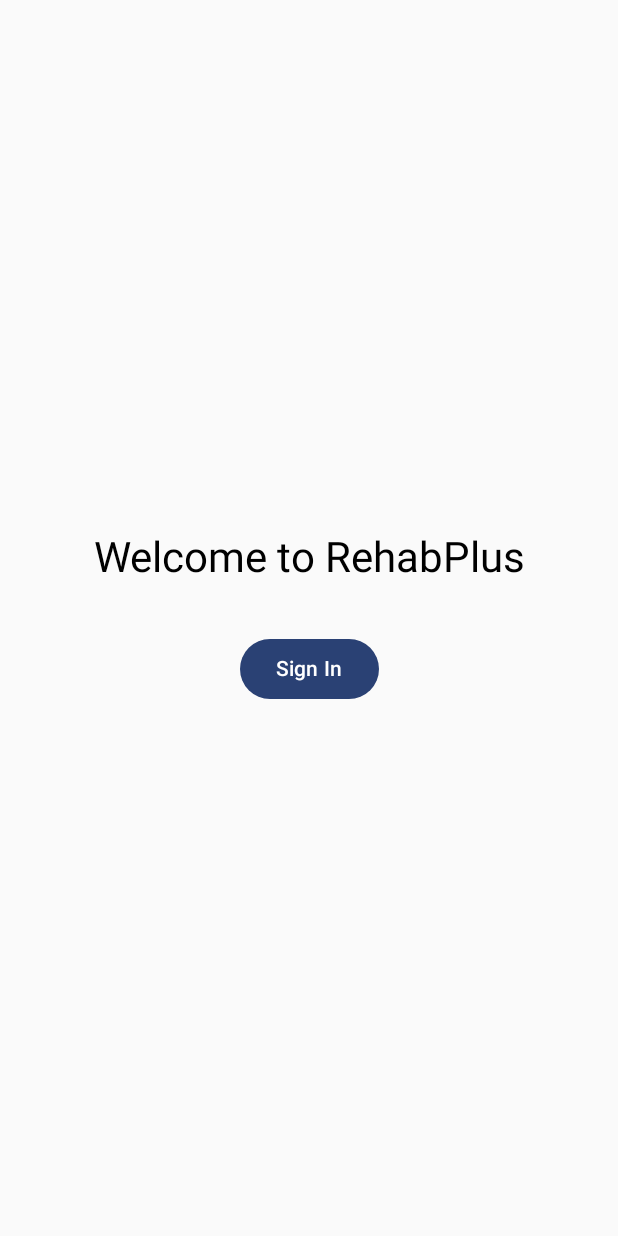
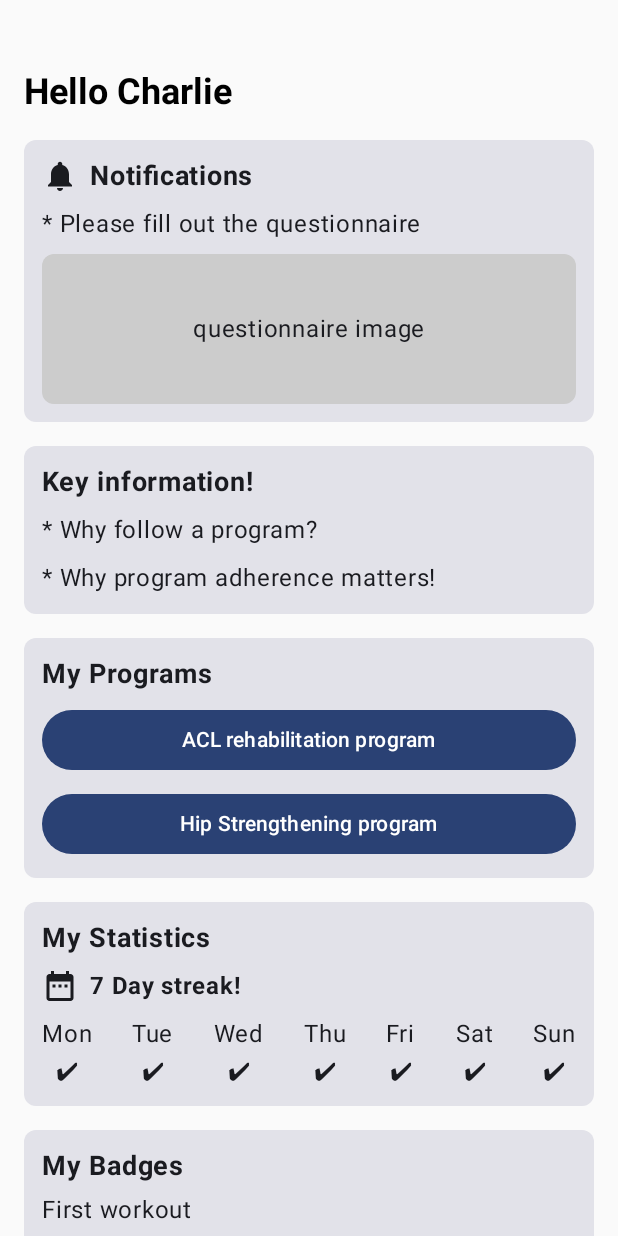
Before and after one commit to CharlieDovey98/RehabPlus, an Android app built with Jetpack Compose: the screen it shows after launch (MainActivity), on a phone screen of 412 x 824 dp. Run offline under Robolectric (Android 15) with nearby library versions, the phone set to English and light mode, and no system bars; libraries missing offline, so code that uses them is left out: com.microsoft.identity; 2 statements that could not run were skipped.

Commit message:
Added Homescreen with Notifications, Key Info, Programs, Statistics, Badges sections

```diff
--- a/app/src/main/java/com/CharlieDovey/rehabplus/AuthManager.kt
+++ b/app/src/main/java/com/CharlieDovey/rehabplus/AuthManager.kt
@@ -1,6 +1,6 @@
 package com.charliedovey.rehabplus
 
-// Importing necessary classes from Android and MSAL.
+// Import necessary libraries for Android and MSAL.
 import android.app.Activity
 import android.content.Context
 import android.util.Log
--- a/app/src/main/java/com/CharlieDovey/rehabplus/MainActivity.kt
+++ b/app/src/main/java/com/CharlieDovey/rehabplus/MainActivity.kt
@@ -1,6 +1,6 @@
 package com.charliedovey.rehabplus
 
-// Importing necessary classes from Android and Jetpack Compose.
+// Importing necessary libraries for Android.
 import android.os.Bundle
 import androidx.activity.ComponentActivity
 import androidx.activity.compose.setContent
@@ -8,7 +8,8 @@ import androidx.activity.enableEdgeToEdge
 
 
 // Project imports
-import com.charliedovey.rehabplus.ui.screens.LoginScreen
+import com.charliedovey.rehabplus.ui.screens.LoginScreen // commented out due to errors with MSAL.
+import com.charliedovey.rehabplus.ui.screens.HomeScreen
 import com.charliedovey.rehabplus.ui.theme.RehabPlusTheme
 
 /**
@@ -22,7 +23,8 @@ class MainActivity : ComponentActivity() {
         enableEdgeToEdge() // Enables full use of the phone screen.
             setContent { // Set the main UI content of the app.
                 RehabPlusTheme { // Apply the RehabPlus theme.
-                    LoginScreen() // Show the LoginScreen as the app's first screen.
+                    HomeScreen(username = "Charlie")
+                    //LoginScreen() // [errors] Show the LoginScreen as the app's first screen.
                 }
             }
         AuthManager.init(applicationContext) { // Initialises MSAL with the application context.
--- /dev/null
+++ b/app/src/main/java/com/CharlieDovey/rehabplus/ui/screens/HomeScreen.kt
@@ -0,0 +1,155 @@
+package com.charliedovey.rehabplus.ui.screens
+
+// Import necessary libraries for Jetpack Compose.
+import androidx.compose.foundation.background
+import androidx.compose.foundation.layout.*
+import androidx.compose.foundation.shape.RoundedCornerShape
+import androidx.compose.material.icons.Icons
+import androidx.compose.material.icons.filled.DateRange
+import androidx.compose.material.icons.filled.Notifications
+import androidx.compose.material3.*
+import androidx.compose.runtime.Composable
+import androidx.compose.ui.Alignment
+import androidx.compose.ui.Modifier
+import androidx.compose.ui.graphics.Color
+import androidx.compose.ui.text.font.FontWeight
+import androidx.compose.ui.unit.dp
+import androidx.compose.ui.unit.sp
+import androidx.compose.foundation.rememberScrollState
+import androidx.compose.foundation.verticalScroll
+
+
+@Composable
+fun HomeScreen(username: String = "User") {
+    val scrollState = rememberScrollState()
+    Column(
+        modifier = Modifier
+            .fillMaxSize()
+            .verticalScroll(scrollState)
+            .padding(horizontal = 16.dp, vertical = 45.dp)
+    ) {
+        // Greeting dashboard title.
+        Text(
+            text = "Hello $username", // Greeting message with the user's name.
+            style = MaterialTheme.typography.headlineSmall,
+            fontWeight = FontWeight.Bold
+        )
+        Spacer(modifier = Modifier.height(16.dp))
+
+        // Notifications dashboard card.
+        Card(
+            modifier = Modifier.fillMaxWidth(),
+            shape = RoundedCornerShape(8.dp)
+        ) {
+            Column(modifier = Modifier.padding(12.dp)) {
+                Row(verticalAlignment = Alignment.CenterVertically) {
+                    Icon(Icons.Default.Notifications, contentDescription = "Notification")
+                    Spacer(modifier = Modifier.width(8.dp))
+                    Text("Notifications", fontWeight = FontWeight.Bold, fontSize = 18.sp)
+
+                }
+                Spacer(modifier = Modifier.height(8.dp))
+                Text("* Please fill out the questionnaire") // need checks for if the user has completed.
+                Spacer(modifier = Modifier.height(8.dp))
+                Box(
+                    modifier = Modifier
+                        .fillMaxWidth()
+                        .height(100.dp)
+                        .background(Color.LightGray, shape = RoundedCornerShape(8.dp)),
+                    contentAlignment = Alignment.Center
+                ) {
+                    Text("questionnaire image")
+                }
+            }
+        }
+        Spacer(modifier = Modifier.height(16.dp))
+
+        // Key Information dashboard card.
+        Card(
+            modifier = Modifier.fillMaxWidth(),
+            shape = RoundedCornerShape(8.dp)
+        ) {
+            Column(modifier = Modifier.padding(12.dp)) {
+                Text("Key information!", fontWeight = FontWeight.Bold, fontSize = 18.sp)
+                Spacer(modifier = Modifier.height(8.dp))
+                Text("* Why follow a program?")
+                Spacer(modifier = Modifier.height(8.dp))
+                Text("* Why program adherence matters!")
+            }
+        }
+        Spacer(modifier = Modifier.height(16.dp))
+
+        // User Programs dashboard card.
+        Card(
+            modifier = Modifier.fillMaxWidth(),
+            shape = RoundedCornerShape(8.dp)
+        ) {
+            Column(modifier = Modifier.padding(12.dp)) {
+                Text("My Programs", fontWeight = FontWeight.Bold, fontSize = 18.sp)
+                Spacer(modifier = Modifier.height(8.dp))
+                Button(
+                    onClick = { /* Navigate to ACL rehabilitation program screen*/ },
+                    modifier = Modifier.fillMaxWidth()
+                ) {
+                    Text("ACL rehabilitation program")
+                }
+                Spacer(modifier = Modifier.height(8.dp))
+                Button(
+                    onClick = { /* Navigate to Hip Strengthening program screen */ },
+                    modifier = Modifier.fillMaxWidth()
+                ) {
+                    Text("Hip Strengthening program")
+                }
+            }
+        }
+        Spacer(modifier = Modifier.height(16.dp))
+
+        // Statistics dashboard card.
+        Card(
+            modifier = Modifier.fillMaxWidth(),
+            shape = RoundedCornerShape(8.dp)
+        ) {
+
+            Column(modifier = Modifier.padding(12.dp)) {
+                Text("My Statistics", fontWeight = FontWeight.Bold, fontSize = 18.sp)
+                Spacer(modifier = Modifier.height(8.dp))
+                Row(verticalAlignment = Alignment.CenterVertically) {
+                    Icon(Icons.Default.DateRange, contentDescription = "DateRange")
+                    Spacer(modifier = Modifier.width(8.dp))
+                    Text("7 Day streak!", fontWeight = FontWeight.Bold)
+
+                }
+                Spacer(modifier = Modifier.height(8.dp))
+                Row(
+                    modifier = Modifier.fillMaxWidth(),
+                    horizontalArrangement = Arrangement.SpaceBetween
+                ) {
+                    listOf("Mon", "Tue", "Wed", "Thu", "Fri", "Sat", "Sun").forEach {
+                        Column(horizontalAlignment = Alignment.CenterHorizontally) {
+                            Text(it)
+                            Text("✔")
+                        }
+                    }
+                }
+            }
+        }
+        Spacer(modifier = Modifier.height(16.dp))
+
+        // Badges dashboard card.
+        Card(
+            modifier = Modifier.fillMaxWidth(),
+            shape = RoundedCornerShape(8.dp)
+        ) {
+
+            Column(modifier = Modifier.padding(12.dp)) {
+                Text("My Badges", fontWeight = FontWeight.Bold, fontSize = 18.sp)
+                Spacer(modifier = Modifier.height(5.dp))
+                Text("First workout")
+                Spacer(modifier = Modifier.height(5.dp))
+                Text("7 Day Streak")
+                Spacer(modifier = Modifier.height(5.dp))
+                Text("100% a program")
+            }
+        }
+    }
+}
--- a/app/src/main/java/com/CharlieDovey/rehabplus/ui/screens/LoginScreen.kt
+++ b/app/src/main/java/com/CharlieDovey/rehabplus/ui/screens/LoginScreen.kt
@@ -1,6 +1,6 @@
 package com.charliedovey.rehabplus.ui.screens
 
-// Importing necessary classes from Android and Jetpack Compose.
+// Importing necessary libraries for Android and Jetpack Compose.
 import android.app.Activity
 import android.widget.Toast // Toast non intrusive, temporary popup messages.
 
```
